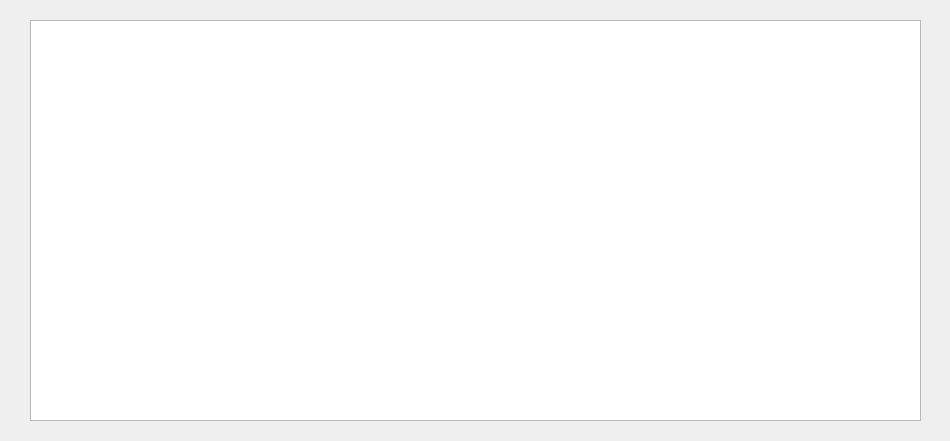
Before: the Qt Designer form ctripui/orderui.ui in imagecser/hotelManage, drawn with Qt 5.
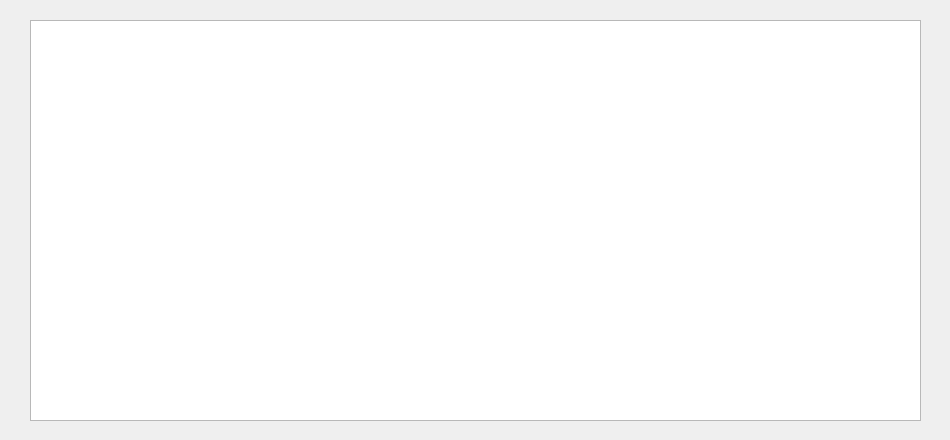
After: the same form once the commit is applied.

Diff of the .ui file:
```diff
--- a/ctripui/orderui.ui
+++ b/ctripui/orderui.ui
@@ -7,7 +7,7 @@
     <x>0</x>
     <y>0</y>
     <width>950</width>
-    <height>441</height>
+    <height>440</height>
    </rect>
   </property>
   <property name="windowTitle">
```
